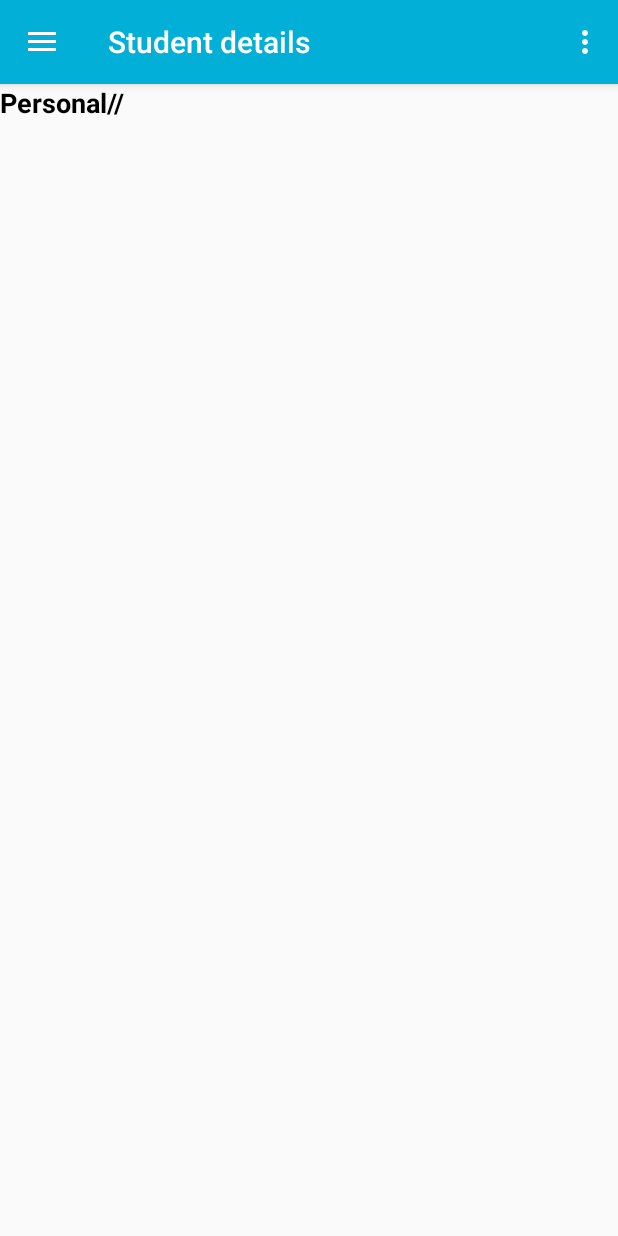
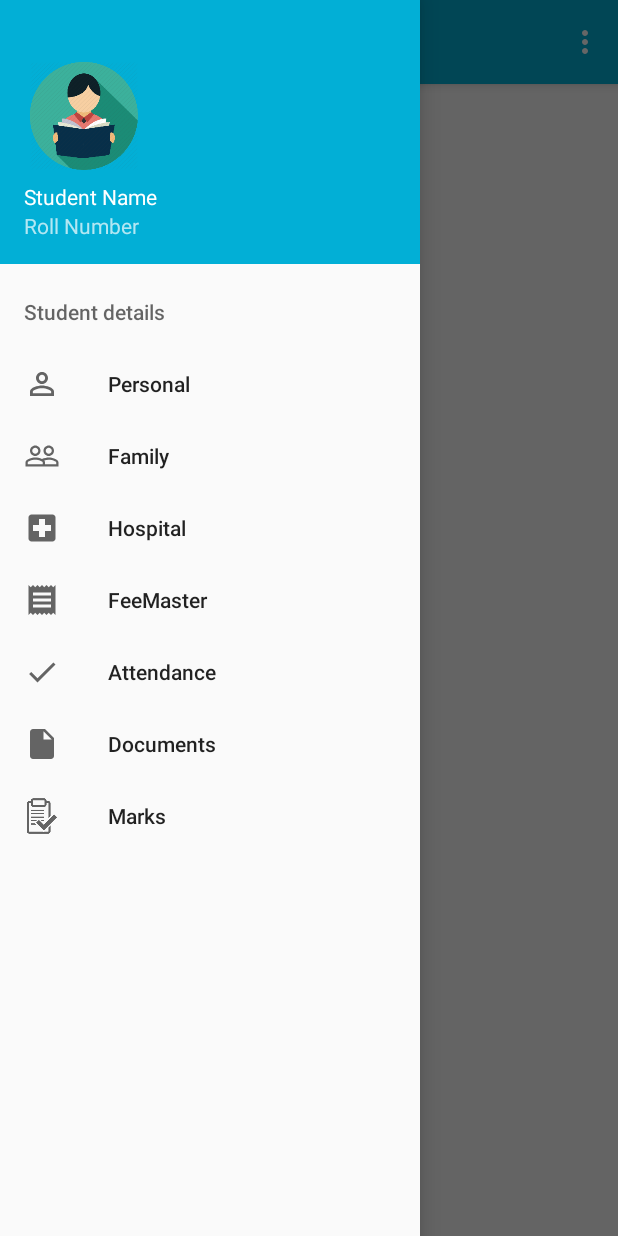
Before and after one commit to iamfirdous/Nedusoft, an Android app: the screen it shows after launch (StudentDetailsActivity), on a phone screen of 412 x 824 dp. Run offline under Robolectric (Android 15) with nearby library versions, the phone set to English and light mode, and no system bars.

Commit message:
20-11-2017 10:16

```diff
--- a/app/src/main/java/com/nexusinfo/nedusoft/ui/activities/StudentDetailsActivity.java
+++ b/app/src/main/java/com/nexusinfo/nedusoft/ui/activities/StudentDetailsActivity.java
@@ -24,6 +24,7 @@ public class StudentDetailsActivity extends AppCompatActivity
         implements NavigationView.OnNavigationItemSelectedListener {
 
     private FragmentManager mManager;
+    private DrawerLayout mDrawerLayout;
 
     @Override
     protected void onCreate(Bundle savedInstanceState) {
@@ -42,12 +43,17 @@ public class StudentDetailsActivity extends AppCompatActivity
 //        });
 
         mManager = getSupportFragmentManager();
+        mDrawerLayout = findViewById(R.id.drawer_layout);
+
         mManager.beginTransaction().replace(R.id.content_student_details, new PersonalFragment()).commit();
 
-        DrawerLayout drawer = (DrawerLayout) findViewById(R.id.drawer_layout);
+        if (!mDrawerLayout.isDrawerOpen(GravityCompat.START)) {
+            mDrawerLayout.openDrawer(GravityCompat.START);
+        }
+
         ActionBarDrawerToggle toggle = new ActionBarDrawerToggle(
-                this, drawer, toolbar, R.string.navigation_drawer_open, R.string.navigation_drawer_close);
-        drawer.addDrawerListener(toggle);
+                this, mDrawerLayout, toolbar, R.string.navigation_drawer_open, R.string.navigation_drawer_close);
+        mDrawerLayout.addDrawerListener(toggle);
         toggle.syncState();
 
         NavigationView navigationView = (NavigationView) findViewById(R.id.nav_view);
@@ -56,9 +62,9 @@ public class StudentDetailsActivity extends AppCompatActivity
 
     @Override
     public void onBackPressed() {
-        DrawerLayout drawer = (DrawerLayout) findViewById(R.id.drawer_layout);
-        if (drawer.isDrawerOpen(GravityCompat.START)) {
-            drawer.closeDrawer(GravityCompat.START);
+
+        if (mDrawerLayout.isDrawerOpen(GravityCompat.START)) {
+            mDrawerLayout.closeDrawer(GravityCompat.START);
         } else {
             super.onBackPressed();
         }
```
